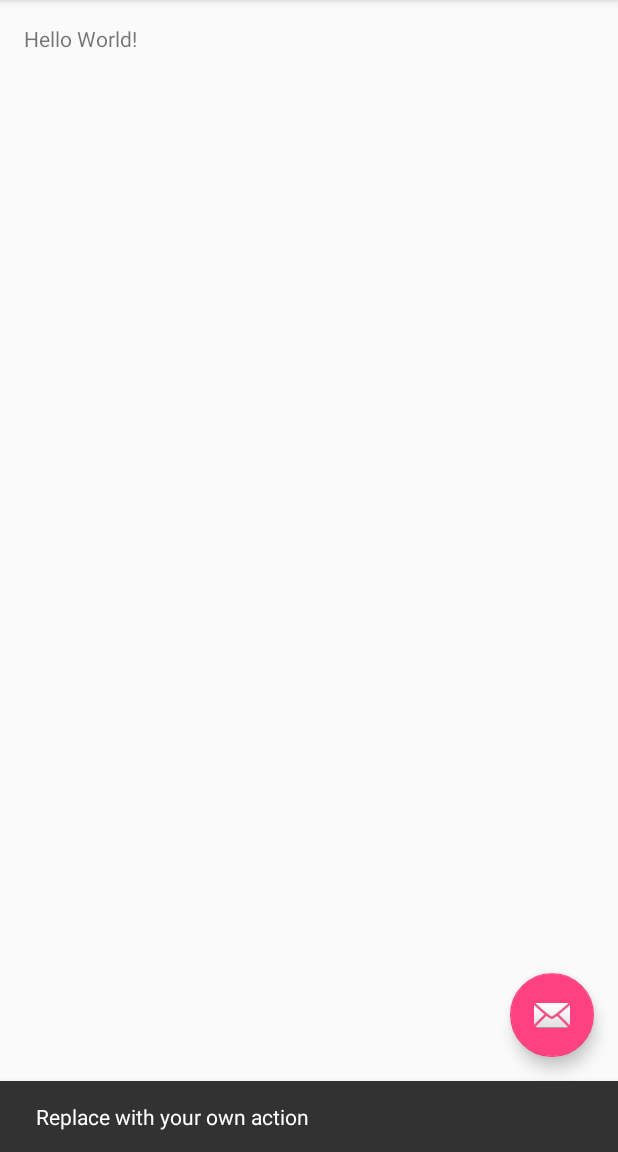
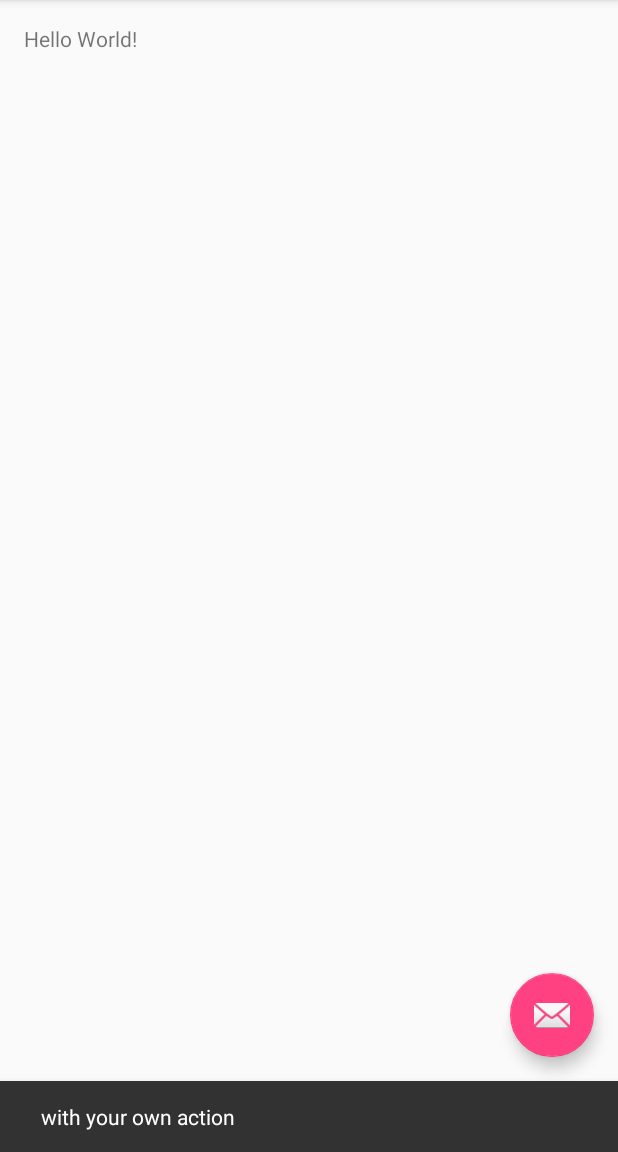
Before and after one commit to daguye918/JikeGit, an Android app: the screen it shows after launch (MainActivity), after a tap on an icon or button, on a phone screen of 412 x 824 dp, the part 84-1236 px from its top. Run offline under Robolectric (Android 15) with nearby library versions, the phone set to English and light mode, and no system bars.

Commit message:
修改111

```diff
--- a/app/src/main/java/com/jikexueyuan/jikegit/MainActivity.java
+++ b/app/src/main/java/com/jikexueyuan/jikegit/MainActivity.java
@@ -22,7 +22,7 @@ public class MainActivity extends AppCompatActivity {
         fab.setOnClickListener(new View.OnClickListener() {
             @Override
             public void onClick(View view) {
-                Snackbar.make(view, "Replace with your own action", Snackbar.LENGTH_LONG)
+                Snackbar.make(view, " with your own action", Snackbar.LENGTH_LONG)
                         .setAction("Action", null).show();
             }
         });
```
